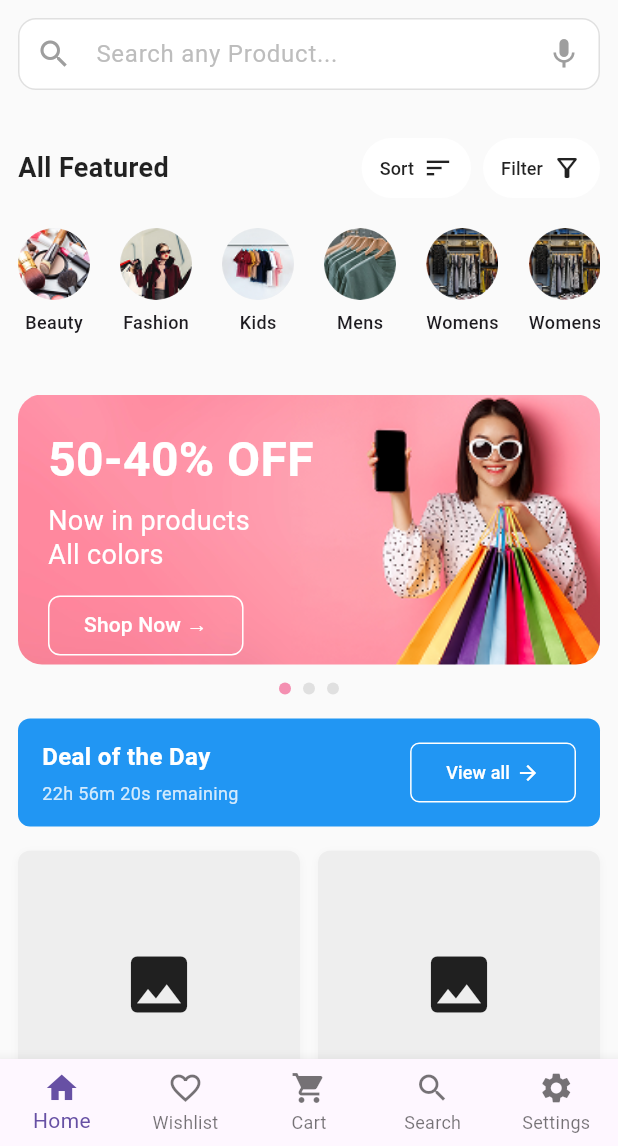
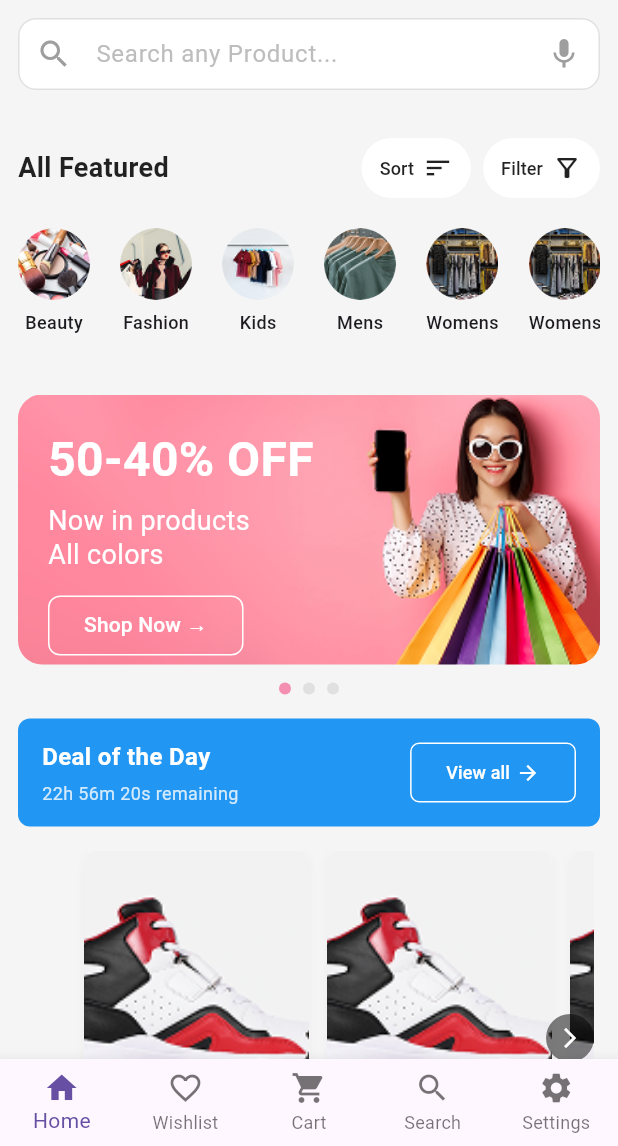
Before and after one commit to AbMamun12/ideated_ecom, a Flutter app: the GetStart screen opened by its route, after a tap on "Get Started", on a phone screen of 412 x 824 dp, the part 90-1236 px from its top. Run offline on Flutter 3.47's test engine with Material 3 defaults, Android fonts, the phone set to English and light mode, and no system bars; our stand-ins replace flutter_svg.

Commit message:
special offer

```diff
--- a/lib/core/constant/asset_paths.dart
+++ b/lib/core/constant/asset_paths.dart
@@ -17,5 +17,7 @@ static const String kids = 'assets/images/home/kids.png';
 
 static const String fashion = 'assets/images/home/fashion.png';
 static const String bannerCarousel = 'assets/images/home/bannerCarousel.png';
+static const String shoes = 'assets/images/home/shoes.png';
+static const String offer = 'assets/images/home/offer.png';
 
 }
--- a/lib/features/home/screens/home_screen.dart
+++ b/lib/features/home/screens/home_screen.dart
@@ -26,10 +26,13 @@ class _HomeScreenState extends State<HomeScreen> {
   @override
   Widget build(BuildContext context) {
     return Scaffold(
-      backgroundColor: Colors.grey[50],
+      backgroundColor: Colors.grey[100],
       appBar: const AppBarWidget(),
       body: SingleChildScrollView(
+
+
         child: Column(
+
           children: [
             const SearchBarWidget(),
             const AllFeaturedWidget(),
@@ -44,7 +47,7 @@ class _HomeScreenState extends State<HomeScreen> {
             const SizedBox(height: 16),
             const DealOfTheDayWidget(),
             const SizedBox(height: 16),
-            const ProductGridWidget(title: 'Deal of the Day'),
+            const HorizontalProductList(title: 'Deal of the Day'),
             const SizedBox(height: 24),
             const SpecialOffersWidget(),
             const SizedBox(height: 24),
--- a/lib/features/home/widgets/Product_Grid_Widget.dart
+++ b/lib/features/home/widgets/Product_Grid_Widget.dart
@@ -1,47 +1,170 @@
 import 'package:flutter/material.dart';
+import 'package:ideated_ecom/core/constant/asset_paths.dart';
 import 'package:ideated_ecom/features/home/widgets/Product_Item_Widget.dart';
 
-class ProductGridWidget extends StatelessWidget {
+class HorizontalProductList extends StatefulWidget {
   final String title;
 
-  const ProductGridWidget({super.key, required this.title});
+  const HorizontalProductList({super.key, required this.title});
 
   @override
-  Widget build(BuildContext context) {
+  State<HorizontalProductList> createState() => _HorizontalProductListState();
+}
+
+class _HorizontalProductListState extends State<HorizontalProductList> {
+  final ScrollController _scrollController = ScrollController();
+  bool showLeftArrow = false;
+  bool showRightArrow = true;
+
   final products = [
     {
-        'image': 'assets/kurta.jpg',
+      'image': AssetPaths.shoes,
       'name': 'Women Printed Kurta',
-        'price': '₹1500',
-        'originalPrice': '₹3000',
+      'price': '৳1500',
+      'originalPrice': '৳3000',
       'rating': 4.5,
       'reviews': 325,
     },
     {
-        'image': 'assets/shoes.jpg',
+      'image': AssetPaths.shoes,
       'name': 'HRX by Hrithik Roshan',
-        'price': '₹2495',
-        'originalPrice': '₹4990',
+      'price': '৳2495',
+      'originalPrice': '৳4990',
       'rating': 4.2,
       'reviews': 145,
     },
+    {
+      'image': AssetPaths.shoes,
+      'name': 'HRX by Hrithik Roshan',
+      'price': '৳2495',
+      'originalPrice': '৳4990',
+      'rating': 4.2,
+      'reviews': 145,
+    },
+    {
+      'image': AssetPaths.shoes,
+      'name': 'HRX by Hrithik Roshan',
+      'price': '৳2495',
+      'originalPrice': '৳4990',
+      'rating': 4.2,
+      'reviews': 145,
+    },
+    {
+      'image': AssetPaths.shoes,
+      'name': 'HRX by Hrithik Roshan',
+      'price': '৳2495',
+      'originalPrice': '৳4990',
+      'rating': 4.2,
+      'reviews': 145,
+    },
+    // আরও প্রডাক্ট এড করতে পারেন
   ];
 
+  void _scrollRight() {
+    _scrollController.animateTo(
+      _scrollController.offset + 200,
+      duration: const Duration(milliseconds: 300),
+      curve: Curves.easeInOut,
+    );
+  }
+
+  void _scrollLeft() {
+    _scrollController.animateTo(
+      _scrollController.offset - 200,
+      duration: const Duration(milliseconds: 300),
+      curve: Curves.easeInOut,
+    );
+  }
+
+  @override
+  void initState() {
+    super.initState();
+    _scrollController.addListener(() {
+      setState(() {
+        showLeftArrow = _scrollController.offset > 0;
+        showRightArrow =
+            _scrollController.offset <
+            _scrollController.position.maxScrollExtent;
+      });
+    });
+  }
+
+  @override
+  void dispose() {
+    _scrollController.dispose();
+    super.dispose();
+  }
+
+  @override
+  Widget build(BuildContext context) {
     return Padding(
-      padding: const EdgeInsets.symmetric(horizontal: 12),
-      child: GridView.builder(
-        shrinkWrap: true,
-        physics: const NeverScrollableScrollPhysics(),
-        gridDelegate: const SliverGridDelegateWithFixedCrossAxisCount(
-          crossAxisCount: 2,
-          childAspectRatio: 0.75,
-          crossAxisSpacing: 12,
-          mainAxisSpacing: 12,
+      padding: const EdgeInsets.symmetric(horizontal: 16),
+      child: SizedBox(
+        height: 250,
+        child: Stack(
+          children: [
+            ListView.separated(
+              controller: _scrollController,
+              scrollDirection: Axis.horizontal,
+              padding: const EdgeInsets.symmetric(horizontal: 40),
+              itemBuilder: (context, index) {
+                return SizedBox(
+                  width: 150,
+                  child: ProductItemWidget(product: products[index]),
+                );
+              },
+              separatorBuilder: (_, __) => const SizedBox(width: 12),
+              itemCount: products.length,
             ),
-        itemCount: products.length,
-        itemBuilder: (context, index) {
-          return ProductItemWidget(product: products[index]);
-        },
+            if (showLeftArrow)
+              Positioned(
+                left: 0,
+                top: 0,
+                bottom: 0,
+                child: Center(
+                  child: GestureDetector(
+                    onTap: _scrollLeft,
+                    child: Container(
+                      decoration: BoxDecoration(
+                        color: Colors.black.withOpacity(0.5),
+                        shape: BoxShape.circle,
+                      ),
+                      padding: const EdgeInsets.all(8),
+                      child: const Icon(
+                        Icons.arrow_back_ios,
+                        color: Colors.white,
+                        size: 16,
+                      ),
+                    ),
+                  ),
+                ),
+              ),
+            // Right Arrow
+            if (showRightArrow)
+              Positioned(
+                right: 0,
+                top: 0,
+                bottom: 0,
+                child: Center(
+                  child: GestureDetector(
+                    onTap: _scrollRight,
+                    child: Container(
+                      decoration: BoxDecoration(
+                        color: Colors.black.withOpacity(0.5),
+                        shape: BoxShape.circle,
+                      ),
+                      padding: const EdgeInsets.all(8),
+                      child: const Icon(
+                        Icons.arrow_forward_ios,
+                        color: Colors.white,
+                        size: 16,
+                      ),
+                    ),
+                  ),
+                ),
+              ),
+          ],
+        ),
       ),
     );
   }
--- a/lib/features/home/widgets/Product_Item_Widget.dart
+++ b/lib/features/home/widgets/Product_Item_Widget.dart
@@ -26,13 +26,15 @@ class ProductItemWidget extends StatelessWidget {
             child: Container(
               width: double.infinity,
               decoration: BoxDecoration(
-                color: Colors.grey[200],
                 borderRadius: const BorderRadius.only(
                   topLeft: Radius.circular(8),
                   topRight: Radius.circular(8),
                 ),
+                image: DecorationImage(
+                  image: AssetImage(product['image']),
+                  fit: BoxFit.cover,
+                ),
               ),
-              child: const Icon(Icons.image, size: 50),
             ),
           ),
           Padding(
--- a/lib/features/home/widgets/Special_Offer_Widget.dart
+++ b/lib/features/home/widgets/Special_Offer_Widget.dart
@@ -1,4 +1,5 @@
 import 'package:flutter/material.dart';
+import 'package:ideated_ecom/core/constant/asset_paths.dart';
 
 class SpecialOffersWidget extends StatelessWidget {
   const SpecialOffersWidget({super.key});
@@ -6,45 +7,65 @@ class SpecialOffersWidget extends StatelessWidget {
   @override
   Widget build(BuildContext context) {
     return Container(
-      margin: const EdgeInsets.symmetric(horizontal: 12),
+      margin: const EdgeInsets.symmetric(horizontal: 16, vertical: 8),
       padding: const EdgeInsets.all(16),
       decoration: BoxDecoration(
-        gradient: LinearGradient(
-          colors: [Colors.purple[300]!, Colors.purple[600]!],
+        color: Colors.white,
+        borderRadius: BorderRadius.circular(8),
       ),
-        borderRadius: BorderRadius.circular(12),
+      child: Row(
+        children: [
+          Container(
+            width: 70,
+            height: 70,
+            decoration: BoxDecoration(
+              borderRadius: BorderRadius.circular(8),
             ),
+            child: Image.asset(
+              AssetPaths.offer,
+              fit: BoxFit.contain,
+            ),
+          ),
+          const SizedBox(width: 40),
+          Expanded(
             child: Column(
               crossAxisAlignment: CrossAxisAlignment.start,
+              children: [
+                Row(
                   children: [
                     const Text(
                       'Special Offers',
                       style: TextStyle(
-              color: Colors.white,
-              fontSize: 18,
+                        color: Colors.black87,
+                        fontSize: 16,
                         fontWeight: FontWeight.bold,
                       ),
                     ),
-          const SizedBox(height: 8),
-          const Text(
-            'We make sure you get the offer\nyou need at best prices',
-            style: TextStyle(
-              color: Colors.white70,
-              fontSize: 12,
+                    const SizedBox(width: 6),
+                    Container(
+                      padding: const EdgeInsets.all(2),
+                      decoration: BoxDecoration(
+                        color: Colors.orange[100],
+                        shape: BoxShape.circle,
+                      ),
+                      child: Icon(
+                        Icons.celebration,
+                        size: 16,
+                        color: Colors.orange[700],
                       ),
                     ),
-          const SizedBox(height: 12),
-          ElevatedButton(
-            style: ElevatedButton.styleFrom(
-              backgroundColor: Colors.white,
-              shape: RoundedRectangleBorder(
-                borderRadius: BorderRadius.circular(6),
+                  ],
+                ),
+                const SizedBox(height: 4),
+                Text(
+                  'We make sure you get the\noffer you need at best prices',
+                  style: TextStyle(
+                    color: Colors.grey[600],
+                    fontSize: 12,
+                    height: 1.4,
                   ),
                 ),
-            onPressed: () {},
-            child: const Text(
-              'Visit now',
-              style: TextStyle(color: Colors.purple, fontSize: 12),
+              ],
             ),
           ),
         ],
--- a/lib/features/home/widgets/category_widget.dart
+++ b/lib/features/home/widgets/category_widget.dart
@@ -20,7 +20,7 @@ class CategoryWidget extends StatelessWidget {
     ];
 
     return Padding(
-      padding: const EdgeInsets.symmetric(horizontal: 12, ),
+      padding: const EdgeInsets.symmetric(horizontal: 12,),
       child: SizedBox(
         height: 95,
         child: ListView.builder(
```
Also changed, not shown: assets/images/home/offer.png (added), assets/images/home/shoes.png (added). Lines whose indentation alone changed are shown as unchanged.
